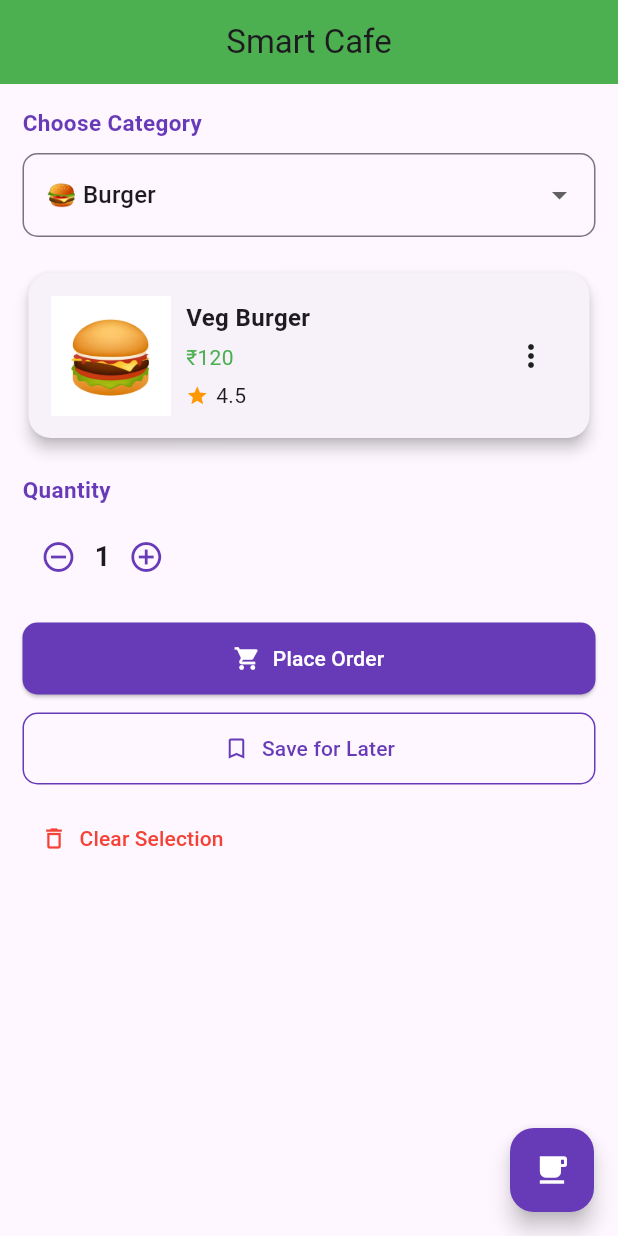
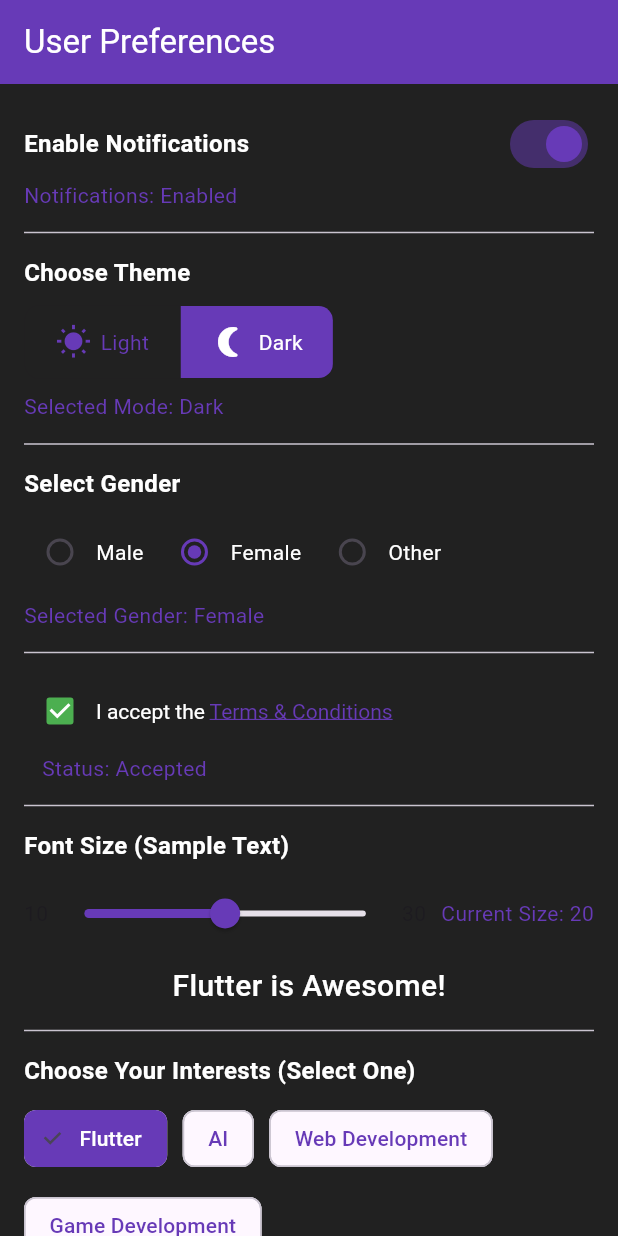
Before and after one commit to shivadixt/Jovac, a Flutter app: the screen it shows after launch, on a phone screen of 412 x 824 dp. Run offline on Flutter 3.47's test engine with Material 3 defaults, Android fonts, the light colour scheme and no system bars.

Commit message:
User_preference_screen

```diff
--- a/jovacapp/lib/main.dart
+++ b/jovacapp/lib/main.dart
@@ -6,6 +6,7 @@ import 'package:jovacapp/screens/food_menu.dart';
 //import 'screens/stack_widget.dart';
 import 'screens/food_menu.dart';
 import 'screens/cafe_ordering_screen.dart';
+import 'screens/user_preference.dart';
 void main() {
   runApp(const MyApp());
 }
@@ -22,7 +23,8 @@ class MyApp extends StatelessWidget {
       //home: const ImageCard(),
       //home: const StackWidget(),
       //home: const FoodMenu(),
-      home: CafeOrderingScreen(),
+      //home: CafeOrderingScreen(),
+      home: UserPreferencesScreen(),
     );
   }
 }
--- /dev/null
+++ b/jovacapp/lib/screens/user_preference.dart
@@ -0,0 +1,363 @@
+import 'package:flutter/material.dart';
+
+class UserPreferencesScreen extends StatefulWidget {
+  const UserPreferencesScreen({super.key});
+  @override
+  State<UserPreferencesScreen> createState() => _UserPreferencesScreenState();
+}
+
+class _UserPreferencesScreenState extends State<UserPreferencesScreen> {
+  bool notificationsEnabled = true;
+  int themeIndex = 1;
+  String selectedGender = "Female";
+  bool termsAccepted = true;
+  double fontSize = 20;
+  String selectedInterest = "Flutter";
+  int currentStep = 1;
+  @override
+  Widget build(BuildContext context) {
+    final bool isDark = themeIndex == 1;
+    final Color bgColor = isDark ? Colors.grey[900]! : Colors.white;
+    final Color textColor = isDark ? Colors.white : Colors.black87;
+    final Color cardColor = isDark ? Colors.grey[850]! : Colors.white;
+    return Scaffold(
+      backgroundColor: bgColor,
+      appBar: AppBar(
+        title: const Text("User Preferences"),
+        backgroundColor: Colors.deepPurple,
+        foregroundColor: Colors.white,
+      ),
+      body: SingleChildScrollView(
+        padding: const EdgeInsets.all(16),
+        child: Column(
+          crossAxisAlignment: CrossAxisAlignment.start,
+          children: [
+            Row(
+              mainAxisAlignment: MainAxisAlignment.spaceBetween,
+              children: [
+                Text(
+                  "Enable Notifications",
+                  style: TextStyle(
+                    fontSize: 16,
+                    fontWeight: FontWeight.bold,
+                    color: textColor,
+                  ),
+                ),
+                Switch(
+                  value: notificationsEnabled,
+                  activeColor: Colors.deepPurple,
+                  onChanged: (value) {
+                    setState(() {
+                      notificationsEnabled = value;
+                    });
+                  },
+                ),
+              ],
+            ),
+            Text(
+              "Notifications: ${notificationsEnabled ? "Enabled" : "Disabled"}",
+              style: const TextStyle(color: Colors.deepPurple),
+            ),
+            const Divider(height: 30),
+            Text(
+              "Choose Theme",
+              style: TextStyle(
+                fontSize: 16,
+                fontWeight: FontWeight.bold,
+                color: textColor,
+              ),
+            ),
+            const SizedBox(height: 10),
+
+            ToggleButtons(
+              borderRadius: BorderRadius.circular(10),
+              selectedColor: Colors.white,
+              fillColor: Colors.deepPurple,
+              color: Colors.deepPurple,
+              isSelected: [
+                themeIndex == 0,
+                themeIndex == 1,
+              ],
+              onPressed: (index) {
+                setState(() {
+                  themeIndex = index;
+                });
+              },
+              children: const [
+                Padding(
+                  padding: EdgeInsets.symmetric(horizontal: 20, vertical: 10),
+                  child: Row(
+                    children: [
+                      Icon(Icons.wb_sunny),
+                      SizedBox(width: 6),
+                      Text("Light"),
+                    ],
+                  ),
+                ),
+                Padding(
+                  padding: EdgeInsets.symmetric(horizontal: 20, vertical: 10),
+                  child: Row(
+                    children: [
+                      Icon(Icons.nightlight_round),
+                      SizedBox(width: 8),
+                      Text("Dark"),
+                    ],
+                  ),
+                ),
+              ],
+            ),
+
+            const SizedBox(height: 8),
+            Text(
+              "Selected Mode: ${themeIndex == 0 ? "Light" : "Dark"}",
+              style: const TextStyle(color: Colors.deepPurple),
+            ),
+
+            const Divider(height: 30),
+            Text(
+              "Select Gender",
+              style: TextStyle(
+                fontSize: 16,
+                fontWeight: FontWeight.bold,
+                color: textColor,
+              ),
+            ),
+            const SizedBox(height: 10),
+
+            Row(
+              children: [
+                Radio<String>(
+                  value: "Male",
+                  groupValue: selectedGender,
+                  activeColor: Colors.deepPurple,
+                  onChanged: (value) {
+                    setState(() {
+                      selectedGender = value!;
+                    });
+                  },
+                ),
+                Text("Male", style: TextStyle(color: textColor)),
+
+                const SizedBox(width: 10),
+
+                Radio<String>(
+                  value: "Female",
+                  groupValue: selectedGender,
+                  activeColor: Colors.deepPurple,
+                  onChanged: (value) {
+                    setState(() {
+                      selectedGender = value!;
+                    });
+                  },
+                ),
+                Text("Female", style: TextStyle(color: textColor)),
+
+                const SizedBox(width: 10),
+
+                Radio<String>(
+                  value: "Other",
+                  groupValue: selectedGender,
+                  activeColor: Colors.deepPurple,
+                  onChanged: (value) {
+                    setState(() {
+                      selectedGender = value!;
+                    });
+                  },
+                ),
+                Text("Other", style: TextStyle(color: textColor)),
+              ],
+            ),
+
+            const SizedBox(height: 8),
+            Text(
+              "Selected Gender: $selectedGender",
+              style: const TextStyle(color: Colors.deepPurple),
+            ),
+
+            const Divider(height: 30),
+            Row(
+              children: [
+                Checkbox(
+                  value: termsAccepted,
+                  activeColor: Colors.green,
+                  onChanged: (value) {
+                    setState(() {
+                      termsAccepted = value!;
+                    });
+                  },
+                ),
+                Expanded(
+                  child: RichText(
+                    text: TextSpan(
+                      style: TextStyle(color: textColor, fontSize: 14),
+                      children: [
+                        const TextSpan(text: "I accept the "),
+                        TextSpan(
+                          text: "Terms & Conditions",
+                          style: const TextStyle(
+                            color: Colors.deepPurple,
+                            decoration: TextDecoration.underline,
+                          ),
+                        ),
+                      ],
+                    ),
+                  ),
+                ),
+              ],
+            ),
+
+            const SizedBox(height: 4),
+            Padding(
+              padding: const EdgeInsets.only(left: 12),
+              child: Text(
+                "Status: ${termsAccepted ? "Accepted" : "Not Accepted"}",
+                style: const TextStyle(color: Colors.deepPurple),
+              ),
+            ),
+
+            const Divider(height: 30),
+            Text(
+              "Font Size (Sample Text)",
+              style: TextStyle(
+                fontSize: 16,
+                fontWeight: FontWeight.bold,
+                color: textColor,
+              ),
+            ),
+            const SizedBox(height: 10),
+
+            Row(
+              children: [
+                const Text("10"),
+                Expanded(
+                  child: Slider(
+                    value: fontSize,
+                    min: 10,
+                    max: 30,
+                    activeColor: Colors.deepPurple,
+                    onChanged: (value) {
+                      setState(() {
+                        fontSize = value;
+                      });
+                    },
+                  ),
+                ),
+                const Text("30"),
+                const SizedBox(width: 10),
+                Text(
+                  "Current Size: ${fontSize.toInt()}",
+                  style: const TextStyle(color: Colors.deepPurple),
+                ),
+              ],
+            ),
+
+            const SizedBox(height: 10),
+            Center(
+              child: Text(
+                "Flutter is Awesome!",
+                style: TextStyle(
+                  fontSize: fontSize,
+                  color: textColor,
+                  fontWeight: FontWeight.w500,
+                ),
+              ),
+            ),
+
+            const Divider(height: 30),
+            Text(
+              "Choose Your Interests (Select One)",
+              style: TextStyle(
+                fontSize: 16,
+                fontWeight: FontWeight.bold,
+                color: textColor,
+              ),
+            ),
+            const SizedBox(height: 10),
+
+            Wrap(
+              spacing: 10,
+              runSpacing: 10,
+              children: ["Flutter", "AI", "Web Development", "Game Development"]
+                  .map((interest) {
+                    return ChoiceChip(
+                      label: Text(interest),
+                      selected: selectedInterest == interest,
+                      selectedColor: Colors.deepPurple,
+                      labelStyle: TextStyle(
+                        color: selectedInterest == interest
+                            ? Colors.white
+                            : Colors.deepPurple,
+                      ),
+                      onSelected: (isSelected) {
+                        setState(() {
+                          selectedInterest = interest;
+                        });
+                      },
+                    );
+                  })
+                  .toList(),
+            ),
+
+            const SizedBox(height: 8),
+            Text(
+              "Selected Interest: $selectedInterest",
+              style: const TextStyle(color: Colors.deepPurple),
+            ),
+
+            const Divider(height: 30),
+            Text(
+              "Quick Actions",
+              style: TextStyle(
+                fontSize: 16,
+                fontWeight: FontWeight.bold,
+                color: textColor,
+              ),
+            ),
+            const SizedBox(height: 10),
+
+            Row(
+              children: [
+                OutlinedButton.icon(
+                  onPressed: () {
+                    setState(() {
+                      notificationsEnabled = true;
+                      themeIndex = 1;
+                      selectedGender = "Female";
+                      termsAccepted = true;
+                      fontSize = 20;
+                      selectedInterest = "Flutter";
+                    });
+                  },
+                  icon: const Icon(Icons.refresh),
+                  label: const Text("Reset"),
+                  style: OutlinedButton.styleFrom(
+                    foregroundColor: Colors.deepPurple,
+                    side: const BorderSide(color: Colors.deepPurple),
+                  ),
+                ),
+                const SizedBox(width: 10),
+                ElevatedButton.icon(
+                  onPressed: () {
+                    ScaffoldMessenger.of(context).showSnackBar(
+                      const SnackBar(
+                        content: Text("Preferences Saved Successfully!"),
+                        backgroundColor: Colors.green,
+                      ),
+                    );
+                  },
+                  icon: const Icon(Icons.save),
+                  label: const Text("Save"),
+                  style: ElevatedButton.styleFrom(
+                    backgroundColor: Colors.deepPurple,
+                    foregroundColor: Colors.white,
+                  ),
+                ),
+              ],
+            ),
+            const Divider(height: 30,),
+          ],
+        ),
+      ),
+    );
+  }
+}
```
